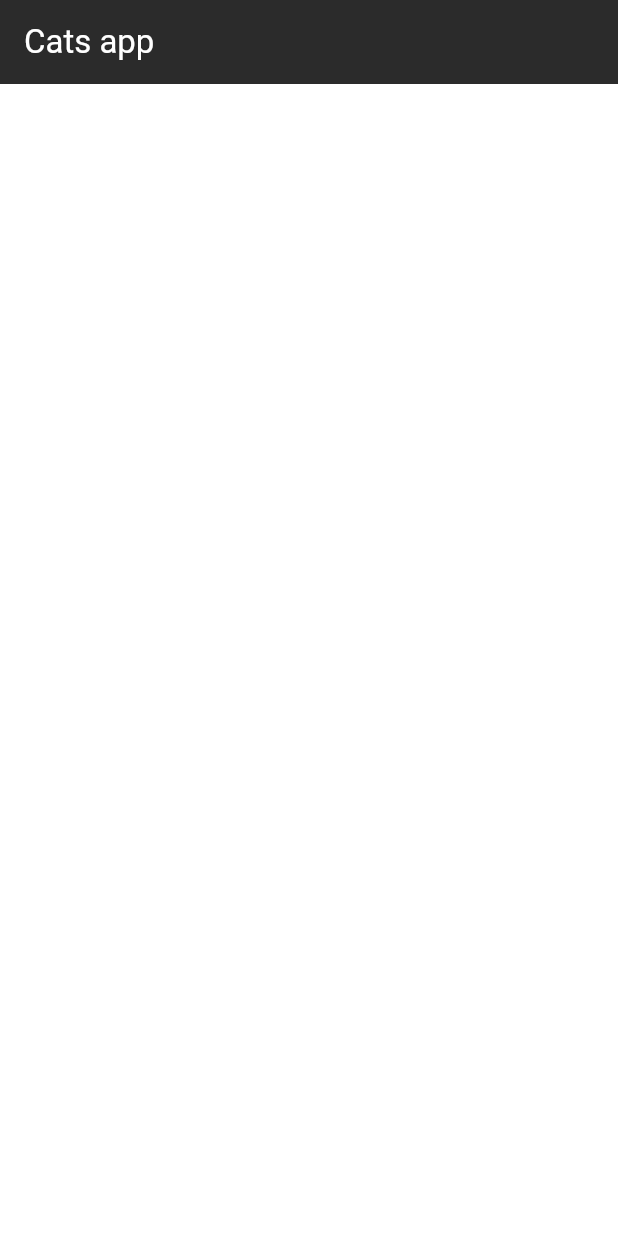
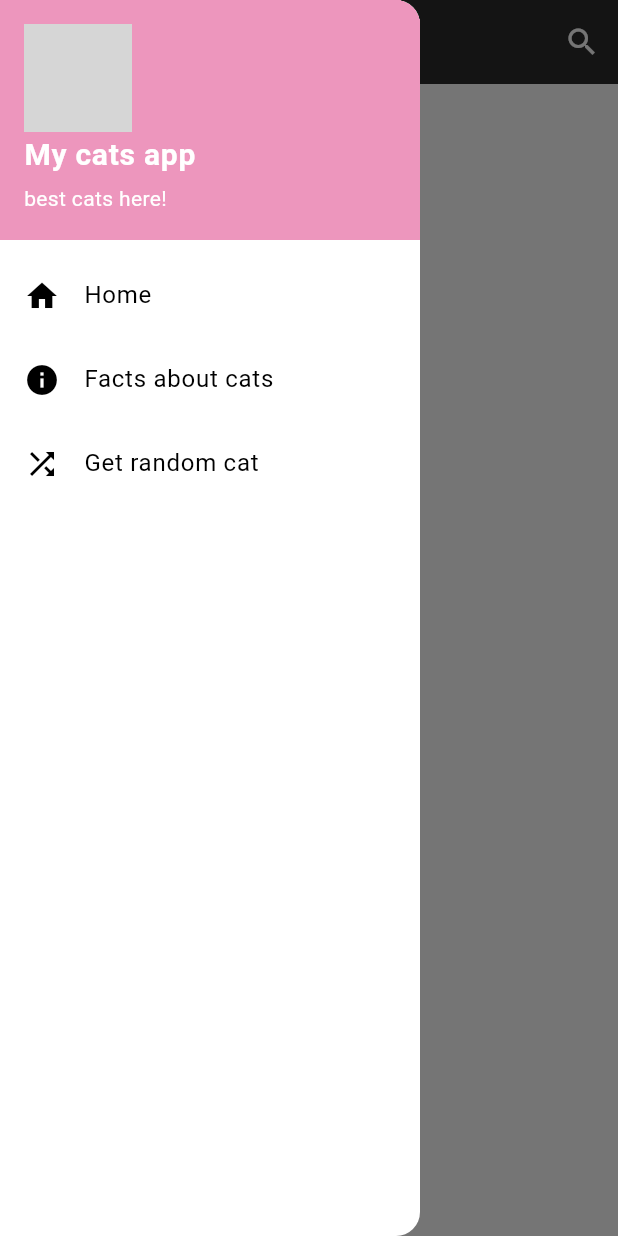
Before and after one commit to zxcBrawler/cats_proj_clean_architecture, a Flutter app: the screen it shows after launch, with the side drawer open (before the commit the screen has no drawer), on a phone screen of 412 x 824 dp. Run offline on Flutter 3.47's test engine with Material 3 defaults, Android fonts, the phone set to English and light mode, and no system bars; our stand-ins replace bloc, dio, equatable, flutter_bloc, get_it, retrofit; generated files the repository leaves out were written again; network calls fail; grey boxes are pictures that could not be loaded.

Commit message:
added cat info page displayed cat parameters in linear progress indicator

```diff
--- a/lib/core/theme/colors.dart
+++ b/lib/core/theme/colors.dart
@@ -5,4 +5,9 @@ class CustomColors {
   static const Color backgroundColor = Color.fromARGB(255, 79, 78, 78);
   static const Color accentColor = Color.fromARGB(255, 237, 150, 189);
   static const Color textColor = Color(0xFFFFFFFF);
+  static const Color barColor1 = Color.fromARGB(188, 229, 115, 115);
+  static const Color barColor2 = Color.fromARGB(188, 255, 241, 118);
+  static const Color barColor3 = Color.fromARGB(188, 165, 214, 167);
+  static const Color barColor4 = Color.fromARGB(188, 129, 212, 250);
+  static const Color barColor5 = Color.fromARGB(188, 206, 147, 216);
 }
--- a/lib/di/service.dart
+++ b/lib/di/service.dart
@@ -1,9 +1,8 @@
 import 'package:cats_ca/features/cats/data/data_sources/remote/cats_api_service.dart';
 import 'package:cats_ca/features/cats/data/repository/cat_repository_impl.dart';
 import 'package:cats_ca/features/cats/domain/repository/cat_repository.dart';
-import 'package:cats_ca/features/cats/domain/usecases/get_cat_by_name_usecase.dart';
 import 'package:cats_ca/features/cats/domain/usecases/get_cats_remote_usecase.dart';
-import 'package:cats_ca/features/cats/presentation/bloc/cat/remote/remote_cat_bloc.dart';
+import 'package:cats_ca/features/cats/presentation/bloc/cats/remote/remote_cat_bloc.dart';
 import 'package:dio/dio.dart';
 import 'package:get_it/get_it.dart';
 
@@ -21,8 +20,7 @@ Future<void> init() async {
   //Use case
   service
       .registerSingleton<GetCatsRemoteUsecase>(GetCatsRemoteUsecase(service()));
-  service
-      .registerSingleton<GetCatByNameUseCase>(GetCatByNameUseCase(service()));
+
 
   //Repo -> repository repositoryimpl datasource (local, remote)
 
--- a/lib/features/app.dart
+++ b/lib/features/app.dart
@@ -1,7 +1,7 @@
 import 'package:cats_ca/core/theme/theme.dart';
 import 'package:cats_ca/features/cats/domain/repository/cat_repository.dart';
-import 'package:cats_ca/features/cats/presentation/bloc/cat/remote/remote_cat_bloc.dart';
-import 'package:cats_ca/features/cats/presentation/bloc/cat/remote/remote_cat_event.dart';
+import 'package:cats_ca/features/cats/presentation/bloc/cats/remote/remote_cat_bloc.dart';
+import 'package:cats_ca/features/cats/presentation/bloc/cats/remote/remote_cat_event.dart';
 import 'package:flutter/material.dart';
 import 'package:flutter_bloc/flutter_bloc.dart';
 
--- a/lib/features/cats/domain/entities/cat_entity.dart
+++ b/lib/features/cats/domain/entities/cat_entity.dart
@@ -17,7 +17,7 @@ class CatEntity extends Equatable {
   final int?
       grooming; //  How much work is required to properly groom the cat. Possible values: 1, 2, 3, 4, 5, where 1 indicates maximum grooming effort and 5 indicates minimum grooming effort.
   final int?
-      intelligence; // How inteliggent this breed is from 1 to 5, where 1 - silly, 5 - Albert Einshtein
+      intelligence; // How inteligent this breed is from 1 to 5, where 1 - silly, 5 - Albert Einshtein
   final int?
       otherPetsFriendly; // How well the cat gets along with other pets in the household (for example, dogs). Possible values: 1, 2, 3, 4, 5, where 1 indicates the cat isn't very friendly to other pets and 5 indicates the cat gets along very well with other pets
   final double? minWeight; // minimum weight in pounds.
--- a/lib/features/cats/domain/repository/cat_repository.dart
+++ b/lib/features/cats/domain/repository/cat_repository.dart
@@ -3,8 +3,9 @@ import 'package:cats_ca/features/cats/domain/entities/cat_entity.dart';
 
 abstract class CatRepository {
   // Api Calls
-  Future<DataState<List<CatEntity>>> getCatsRemote({int playfulness});
-  Future<DataState<CatEntity>> getOneCat(String name);
+  Future<DataState<List<CatEntity>>> getCatsRemote(
+      {int
+          playfulness}); // cannot get all cats from this API, so i choose random parameter to show some cats at the main screen
 
   // Hive DB Calls
   Future<List<CatEntity>> getCatsLocal();
--- a/lib/features/cats/domain/usecases/get_cats_remote_usecase.dart
+++ b/lib/features/cats/domain/usecases/get_cats_remote_usecase.dart
@@ -9,7 +9,7 @@ class GetCatsRemoteUsecase implements UseCase<DataState<List<CatEntity>>, int> {
   GetCatsRemoteUsecase(this._catRepository);
 
   @override
-  Future<DataState<List<CatEntity>>> call({int params = 5}) async {
+  Future<DataState<List<CatEntity>>> call({int params = 4}) async {
     return await _catRepository.getCatsRemote(playfulness: params);
   }
 }
--- a/lib/features/cats/presentation/bloc/cat/remote/remote_cat_bloc.dart
+++ b/lib/features/cats/presentation/bloc/cats/remote/remote_cat_bloc.dart
@@ -1,8 +1,8 @@
 import 'package:bloc/bloc.dart';
 import 'package:cats_ca/core/resources/data_state.dart';
 import 'package:cats_ca/features/cats/domain/usecases/get_cats_remote_usecase.dart';
-import 'package:cats_ca/features/cats/presentation/bloc/cat/remote/remote_cat_event.dart';
-import 'package:cats_ca/features/cats/presentation/bloc/cat/remote/remote_cat_state.dart';
+import 'package:cats_ca/features/cats/presentation/bloc/cats/remote/remote_cat_event.dart';
+import 'package:cats_ca/features/cats/presentation/bloc/cats/remote/remote_cat_state.dart';
 
 class RemoteCatsBloc extends Bloc<RemoteCatsEvent, RemoteCatState> {
   final GetCatsRemoteUsecase _getCatsRemoteUsecase;
@@ -15,7 +15,6 @@ class RemoteCatsBloc extends Bloc<RemoteCatsEvent, RemoteCatState> {
     final dataState = await _getCatsRemoteUsecase();
 
     if (dataState is DataSuccess && dataState.data!.isNotEmpty) {
-      print(dataState.data);
       emitter(RemoteCatsDone(dataState.data!));
     }
     if (dataState is DataFailed) {
--- a/lib/features/cats/presentation/ui/home/all_cats.dart
+++ b/lib/features/cats/presentation/ui/home/all_cats.dart
@@ -1,24 +1,42 @@
-import 'package:cats_ca/features/cats/presentation/bloc/cat/remote/remote_cat_bloc.dart';
-import 'package:cats_ca/features/cats/presentation/bloc/cat/remote/remote_cat_state.dart';
-import 'package:cats_ca/features/cats/presentation/widget/cat_card.dart';
+import 'package:cats_ca/features/cats/presentation/ui/catinfo/cat_info.dart';
+import 'package:cats_ca/features/cats/presentation/widget/app_bar.dart';
+import 'package:cats_ca/features/cats/presentation/widget/placeholder_card.dart';
 import 'package:flutter/material.dart';
 import 'package:flutter_bloc/flutter_bloc.dart';
+import '../../bloc/cats/remote/remote_cat_bloc.dart';
+import '../../bloc/cats/remote/remote_cat_state.dart';
+import '../../widget/cat_card.dart';
+import '../../widget/drawer.dart';
 
-class AllCats extends StatelessWidget {
+class AllCats extends StatefulWidget {
   const AllCats({super.key});
+
+  @override
+  State<AllCats> createState() => _AllCatsState();
+}
+
+class _AllCatsState extends State<AllCats> {
+  bool crossfade = false;
+  @override
+  void initState() {
+    super.initState();
+  }
 
   @override
   Widget build(BuildContext context) {
     return Scaffold(
       appBar: _buildAppbar(),
       body: _buildCatsList(),
+      drawer: _buildDrawer(),
     );
   }
 
   _buildAppbar() {
-    return AppBar(
-      title: const Text('Cats app'),
-    );
+    return catsAppBar();
+  }
+
+  _buildDrawer() {
+    return const CatsDrawer();
   }
 
   _buildCatsList() {
@@ -38,13 +56,32 @@ class AllCats extends StatelessWidget {
             );
           }
           if (state is RemoteCatsDone) {
+            Future.delayed(const Duration(seconds: 2), () {
+              setState(() {
+                crossfade = true;
+              });
+            });
             return SliverGrid(
               delegate: SliverChildBuilderDelegate(
                 (BuildContext context, int index) {
                   return GestureDetector(
-                      onTap: () {},
-                      child: CatCard(
-                        cat: state.cats![index],
+                      onTap: () {
+                        Navigator.push(
+                            context,
+                            MaterialPageRoute(
+                              builder: (context) =>
+                                  CatInfo(cat: state.cats![index]),
+                            ));
+                      },
+                      child: AnimatedCrossFade(
+                        firstChild: CatCard(
+                          cat: state.cats![index],
+                        ),
+                        secondChild: buildPlaceholder(),
+                        crossFadeState: crossfade
+                            ? CrossFadeState.showFirst
+                            : CrossFadeState.showSecond,
+                        duration: const Duration(seconds: 2),
                       ));
                 },
                 childCount: state.cats!.length,
--- /dev/null
+++ b/lib/features/cats/presentation/widget/app_bar.dart
@@ -0,0 +1,12 @@
+import 'package:flutter/material.dart';
+
+PreferredSizeWidget catsAppBar(){
+  return AppBar(title: const Text('My cat app'), actions: [
+      IconButton(
+        icon: const Icon(Icons.search),
+        onPressed: () {
+          //showSearch(context: context, delegate: CustomSearchDelegate());
+        },
+      ),
+    ]);
+}
--- /dev/null
+++ b/lib/features/cats/presentation/widget/drawer.dart
@@ -0,0 +1,49 @@
+import 'package:cats_ca/core/theme/colors.dart';
+import 'package:flutter/material.dart';
+
+class CatsDrawer extends StatefulWidget {
+  const CatsDrawer({super.key});
+
+  @override
+  State<CatsDrawer> createState() => _CatsDrawerState();
+}
+
+class _CatsDrawerState extends State<CatsDrawer> {
+  @override
+  Widget build(BuildContext context) {
+     return Drawer(
+      child: ListView(
+        padding: EdgeInsets.zero,
+        children: [
+          UserAccountsDrawerHeader(
+            accountEmail: const Text('best cats here!'),
+            currentAccountPicture: Image.asset('assets/images/pet-love.png'),
+            accountName: const Text(
+              'My cats app',
+              style: TextStyle(fontSize: 20, fontWeight: FontWeight.bold),
+            ),
+            decoration: const BoxDecoration(color: CustomColors.accentColor),
+          ),
+          ListTile(
+            leading: const Icon(Icons.home),
+            title: const Text('Home'),
+            onTap: () {},
+          ),
+          ListTile(
+            leading: const Icon(Icons.info),
+            title: const Text('Facts about cats'),
+            onTap: () {},
+          ),
+          ListTile(
+            leading: const Icon(Icons.shuffle),
+            title: const Text('Get random cat'),
+            onTap: () {
+              // Random random = Random();
+              // int randomCat = random.nextInt(8);
+            },
+          ),
+        ],
+      ),
+    );
+  }
+}
--- a/lib/features/cats/presentation/widget/placeholder_card.dart
+++ b/lib/features/cats/presentation/widget/placeholder_card.dart
@@ -1,7 +1,6 @@
 import 'package:flutter/material.dart';
 
-class PlaceholderCard {
-  static Widget buildPlaceholder() {
+buildPlaceholder() {
   return Card(
     elevation: 4.0,
     shape: RoundedRectangleBorder(
@@ -20,4 +19,3 @@ class PlaceholderCard {
     ),
   );
 }
-}
--- a/pubspec.yaml
+++ b/pubspec.yaml
@@ -21,6 +21,7 @@ dependencies:
   provider: ^6.1.1
   retrofit: ^4.0.3
   json_annotation: ^4.8.1
+  cached_network_image: ^3.3.1
 
 
 dev_dependencies:
```
Also changed, not shown: lib/features/cats/domain/usecases/get_cat_by_name_usecase.dart (deleted, +0 -16 lines), lib/features/cats/presentation/ui/catinfo/cat_info.dart (added, +135 -0 lines), lib/features/cats/presentation/widget/cat_card.dart (+19 -5 lines), lib/features/cats/presentation/widget/linear_progress_indicator.dart (added, +48 -0 lines), lib/features/cats/presentation/bloc/cats/remote/remote_cat_event.dart (renamed from lib/features/cats/presentation/bloc/cat/remote/remote_cat_event.dart), lib/features/cats/presentation/bloc/cats/remote/remote_cat_state.dart (renamed from lib/features/cats/presentation/bloc/cat/remote/remote_cat_state.dart), pubspec.lock. Lines whose indentation alone changed are shown as unchanged.
